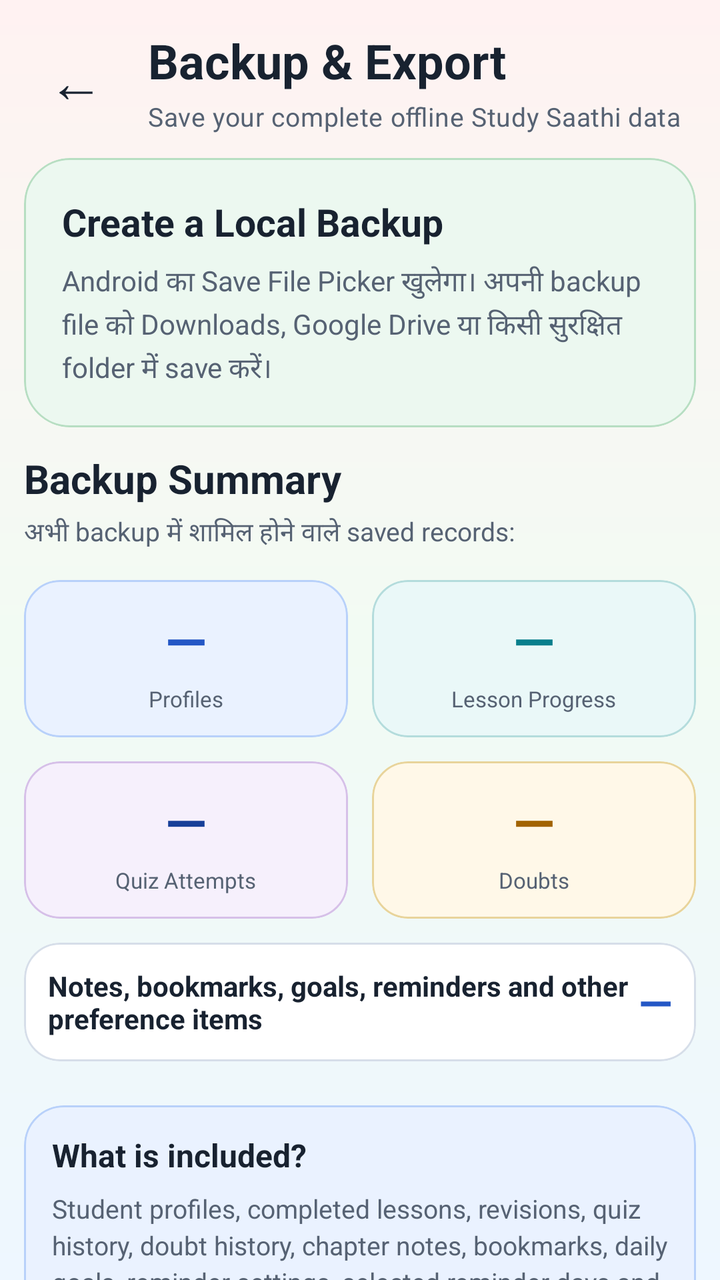
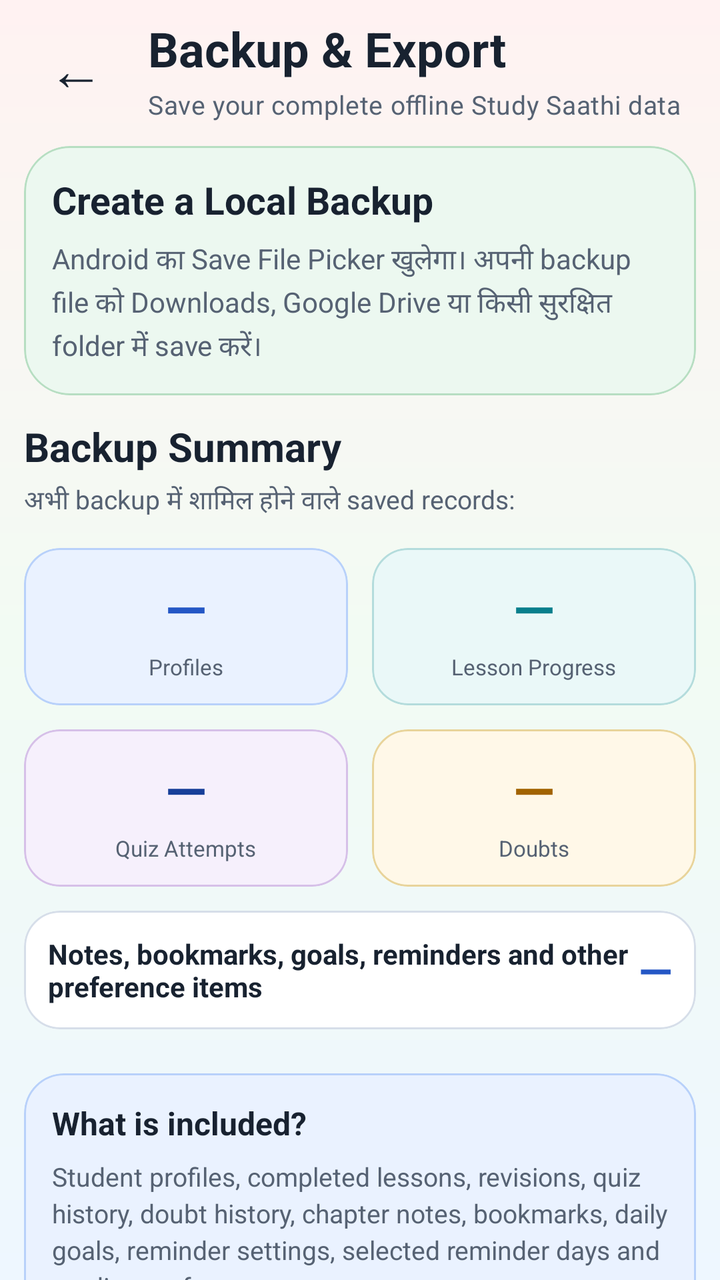

Screens rendered from an Android XML layout before and after an edit, with the pre-edit source and the edit as a unified diff.
<!-- AndroidManifest.xml: application theme Theme.StudySaathi -->
<!-- res/layout/activity_backup_export.xml -->
<?xml version="1.0" encoding="utf-8"?>
<androidx.coordinatorlayout.widget.CoordinatorLayout xmlns:android="http://schemas.android.com/apk/res/android"
    xmlns:app="http://schemas.android.com/apk/res-auto"
    android:id="@+id/backupExportRoot"
    android:layout_width="match_parent"
    android:layout_height="match_parent"
    android:background="@drawable/bg_app_soft_mix">

    <androidx.core.widget.NestedScrollView
        android:id="@+id/contentBackupExport"
        android:layout_width="match_parent"
        android:layout_height="match_parent"
        android:clipToPadding="false"
        android:fillViewport="true"
        android:overScrollMode="never">

        <LinearLayout
            android:layout_width="match_parent"
            android:layout_height="wrap_content"
            android:orientation="vertical"
            android:paddingStart="12dp"
            android:paddingTop="14dp"
            android:paddingEnd="12dp"
            android:paddingBottom="12dp">

            <LinearLayout
                android:layout_width="match_parent"
                android:layout_height="wrap_content"
                android:gravity="center_vertical"
                android:orientation="horizontal">

                <com.google.android.material.button.MaterialButton
                    android:id="@+id/buttonBack"
                    style="@style/Widget.Material3.Button.TextButton"
                    android:layout_width="52dp"
                    android:layout_height="52dp"
                    android:contentDescription="@string/back"
                    android:insetLeft="0dp"
                    android:insetTop="0dp"
                    android:insetRight="0dp"
                    android:insetBottom="0dp"
                    android:minWidth="0dp"
                    android:text="←"
                    android:textColor="@color/ss_text_primary"
                    android:textSize="28sp"
                    app:cornerRadius="16dp" />

                <LinearLayout
                    android:layout_width="0dp"
                    android:layout_height="wrap_content"
                    android:layout_marginStart="10dp"
                    android:layout_weight="1"
                    android:orientation="vertical">

                    <TextView
                        style="@style/TextAppearance.StudySaathi.Heading"
                        android:layout_width="match_parent"
                        android:layout_height="wrap_content"
                        android:text="@string/backup_export_title"
                        android:textSize="24sp" />

                    <TextView
                        style="@style/TextAppearance.StudySaathi.Body"
                        android:layout_width="match_parent"
                        android:layout_height="wrap_content"
                        android:layout_marginTop="3dp"
                        android:text="@string/backup_export_subtitle"
                        android:textSize="13sp" />

                </LinearLayout>

            </LinearLayout>

            <com.google.android.material.card.MaterialCardView
                android:layout_width="match_parent"
                android:layout_height="wrap_content"
                android:layout_marginTop="12dp"
                app:cardBackgroundColor="@color/ss_green_soft"
                app:cardCornerRadius="23dp"
                app:cardElevation="0dp"
                app:strokeColor="@color/ss_green_border"
                app:strokeWidth="1dp">

                <LinearLayout
                    android:layout_width="match_parent"
                    android:layout_height="wrap_content"
                    android:orientation="vertical"
                    android:padding="19dp">

                    <TextView
                        android:layout_width="match_parent"
                        android:layout_height="wrap_content"
                        android:fontFamily="sans-serif-rounded"
                        android:text="@string/backup_intro_title"
                        android:textColor="@color/ss_text_primary"
                        android:textSize="19sp"
                        android:textStyle="bold" />

                    <TextView
                        android:layout_width="match_parent"
                        android:layout_height="wrap_content"
                        android:layout_marginTop="7dp"
                        android:fontFamily="sans-serif"
                        android:lineSpacingExtra="3dp"
                        android:text="@string/backup_intro_description"
                        android:textColor="@color/ss_text_secondary"
                        android:textSize="14sp" />

                </LinearLayout>

            </com.google.android.material.card.MaterialCardView>

            <TextView
                android:layout_width="match_parent"
                android:layout_height="wrap_content"
                android:layout_marginTop="12dp"
                android:fontFamily="sans-serif-rounded"
                android:text="@string/backup_summary_title"
                android:textColor="@color/ss_text_primary"
                android:textSize="20sp"
                android:textStyle="bold" />

            <TextView
                android:layout_width="match_parent"
                android:layout_height="wrap_content"
                android:layout_marginTop="4dp"
                android:text="@string/backup_summary_description"
                android:textColor="@color/ss_text_secondary"
                android:textSize="13sp" />

            <LinearLayout
                android:layout_width="match_parent"
                android:layout_height="wrap_content"
                android:layout_marginTop="14dp"
                android:orientation="horizontal">

                <com.google.android.material.card.MaterialCardView
                    android:layout_width="0dp"
                    android:layout_height="wrap_content"
                    android:layout_marginEnd="6dp"
                    android:layout_weight="1"
                    app:cardBackgroundColor="@color/ss_blue_soft"
                    app:cardCornerRadius="18dp"
                    app:cardElevation="0dp"
                    app:strokeColor="@color/ss_blue_border"
                    app:strokeWidth="1dp">

                    <LinearLayout
                        android:layout_width="match_parent"
                        android:layout_height="wrap_content"
                        android:gravity="center"
                        android:orientation="vertical"
                        android:padding="12dp">

                        <TextView
                            android:id="@+id/textBackupProfiles"
                            android:layout_width="wrap_content"
                            android:layout_height="wrap_content"
                            android:text="—"
                            android:textColor="@color/ss_primary"
                            android:textSize="27sp"
                            android:textStyle="bold" />

                        <TextView
                            android:layout_width="wrap_content"
                            android:layout_height="wrap_content"
                            android:layout_marginTop="4dp"
                            android:text="@string/backup_profiles_label"
                            android:textColor="@color/ss_text_secondary"
                            android:textSize="11sp" />

                    </LinearLayout>

                </com.google.android.material.card.MaterialCardView>

                <com.google.android.material.card.MaterialCardView
                    android:layout_width="0dp"
                    android:layout_height="wrap_content"
                    android:layout_marginStart="6dp"
                    android:layout_weight="1"
                    app:cardBackgroundColor="@color/ss_teal_soft"
                    app:cardCornerRadius="18dp"
                    app:cardElevation="0dp"
                    app:strokeColor="@color/ss_teal_border"
                    app:strokeWidth="1dp">

                    <LinearLayout
                        android:layout_width="match_parent"
                        android:layout_height="wrap_content"
                        android:gravity="center"
                        android:orientation="vertical"
                        android:padding="12dp">

                        <TextView
                            android:id="@+id/textBackupLessons"
                            android:layout_width="wrap_content"
                            android:layout_height="wrap_content"
                            android:text="—"
                            android:textColor="@color/ss_secondary"
                            android:textSize="27sp"
                            android:textStyle="bold" />

                        <TextView
                            android:layout_width="wrap_content"
                            android:layout_height="wrap_content"
                            android:layout_marginTop="4dp"
                            android:text="@string/backup_lessons_label"
                            android:textColor="@color/ss_text_secondary"
                            android:textSize="11sp" />

                    </LinearLayout>

                </com.google.android.material.card.MaterialCardView>

            </LinearLayout>

            <LinearLayout
                android:layout_width="match_parent"
                android:layout_height="wrap_content"
                android:layout_marginTop="12dp"
                android:orientation="horizontal">

                <com.google.android.material.card.MaterialCardView
                    android:layout_width="0dp"
                    android:layout_height="wrap_content"
                    android:layout_marginEnd="6dp"
                    android:layout_weight="1"
                    app:cardBackgroundColor="@color/ss_purple_soft"
                    app:cardCornerRadius="18dp"
                    app:cardElevation="0dp"
                    app:strokeColor="@color/ss_purple_border"
                    app:strokeWidth="1dp">

                    <LinearLayout
                        android:layout_width="match_parent"
                        android:layout_height="wrap_content"
                        android:gravity="center"
                        android:orientation="vertical"
                        android:padding="12dp">

                        <TextView
                            android:id="@+id/textBackupQuizzes"
                            android:layout_width="wrap_content"
                            android:layout_height="wrap_content"
                            android:text="—"
                            android:textColor="@color/ss_primary_dark"
                            android:textSize="27sp"
                            android:textStyle="bold" />

                        <TextView
                            android:layout_width="wrap_content"
                            android:layout_height="wrap_content"
                            android:layout_marginTop="4dp"
                            android:text="@string/backup_quizzes_label"
                            android:textColor="@color/ss_text_secondary"
                            android:textSize="11sp" />

                    </LinearLayout>

                </com.google.android.material.card.MaterialCardView>

                <com.google.android.material.card.MaterialCardView
                    android:layout_width="0dp"
                    android:layout_height="wrap_content"
                    android:layout_marginStart="6dp"
                    android:layout_weight="1"
                    app:cardBackgroundColor="@color/ss_yellow_soft"
                    app:cardCornerRadius="18dp"
                    app:cardElevation="0dp"
                    app:strokeColor="@color/ss_yellow_border"
                    app:strokeWidth="1dp">

                    <LinearLayout
                        android:layout_width="match_parent"
                        android:layout_height="wrap_content"
                        android:gravity="center"
                        android:orientation="vertical"
                        android:padding="12dp">

                        <TextView
                            android:id="@+id/textBackupDoubts"
                            android:layout_width="wrap_content"
                            android:layout_height="wrap_content"
                            android:text="—"
                            android:textColor="@color/ss_warning"
                            android:textSize="27sp"
                            android:textStyle="bold" />

                        <TextView
                            android:layout_width="wrap_content"
                            android:layout_height="wrap_content"
                            android:layout_marginTop="4dp"
                            android:text="@string/backup_doubts_label"
                            android:textColor="@color/ss_text_secondary"
                            android:textSize="11sp" />

                    </LinearLayout>

                </com.google.android.material.card.MaterialCardView>

            </LinearLayout>

            <com.google.android.material.card.MaterialCardView
                android:layout_width="match_parent"
                android:layout_height="wrap_content"
                android:layout_marginTop="12dp"
                app:cardBackgroundColor="@color/ss_surface"
                app:cardCornerRadius="18dp"
                app:cardElevation="0dp"
                app:strokeColor="@color/ss_outline"
                app:strokeWidth="1dp">

                <LinearLayout
                    android:layout_width="match_parent"
                    android:layout_height="wrap_content"
                    android:gravity="center_vertical"
                    android:orientation="horizontal"
                    android:padding="12dp">

                    <TextView
                        android:layout_width="0dp"
                        android:layout_height="wrap_content"
                        android:layout_weight="1"
                        android:text="@string/backup_preferences_label"
                        android:textColor="@color/ss_text_primary"
                        android:textSize="14sp"
                        android:textStyle="bold" />

                    <TextView
                        android:id="@+id/textBackupPreferenceItems"
                        android:layout_width="wrap_content"
                        android:layout_height="wrap_content"
                        android:text="—"
                        android:textColor="@color/ss_primary"
                        android:textSize="22sp"
                        android:textStyle="bold" />

                </LinearLayout>

            </com.google.android.material.card.MaterialCardView>

            <com.google.android.material.card.MaterialCardView
                android:layout_width="match_parent"
                android:layout_height="wrap_content"
                android:layout_marginTop="22dp"
                app:cardBackgroundColor="@color/ss_blue_soft"
                app:cardCornerRadius="20dp"
                app:cardElevation="0dp"
                app:strokeColor="@color/ss_blue_border"
                app:strokeWidth="1dp">

                <LinearLayout
                    android:layout_width="match_parent"
                    android:layout_height="wrap_content"
                    android:orientation="vertical"
                    android:padding="14dp">

                    <TextView
                        android:layout_width="match_parent"
                        android:layout_height="wrap_content"
                        android:text="@string/backup_included_title"
                        android:textColor="@color/ss_text_primary"
                        android:textSize="16sp"
                        android:textStyle="bold" />

                    <TextView
                        android:layout_width="match_parent"
                        android:layout_height="wrap_content"
                        android:layout_marginTop="7dp"
                        android:lineSpacingExtra="3dp"
                        android:text="@string/backup_included_description"
                        android:textColor="@color/ss_text_secondary"
                        android:textSize="13sp" />

                </LinearLayout>

            </com.google.android.material.card.MaterialCardView>

            <com.google.android.material.card.MaterialCardView
                android:layout_width="match_parent"
                android:layout_height="wrap_content"
                android:layout_marginTop="14dp"
                app:cardBackgroundColor="@color/ss_red_soft"
                app:cardCornerRadius="20dp"
                app:cardElevation="0dp"
                app:strokeColor="@color/ss_red_border"
                app:strokeWidth="1dp">

                <LinearLayout
                    android:layout_width="match_parent"
                    android:layout_height="wrap_content"
                    android:orientation="vertical"
                    android:padding="14dp">

                    <TextView
                        android:layout_width="match_parent"
                        android:layout_height="wrap_content"
                        android:text="@string/backup_privacy_title"
                        android:textColor="@color/ss_error"
                        android:textSize="16sp"
                        android:textStyle="bold" />

                    <TextView
                        android:layout_width="match_parent"
                        android:layout_height="wrap_content"
                        android:layout_marginTop="7dp"
                        android:lineSpacingExtra="3dp"
                        android:text="@string/backup_privacy_description"
                        android:textColor="@color/ss_text_secondary"
                        android:textSize="13sp" />

                </LinearLayout>

            </com.google.android.material.card.MaterialCardView>

            <TextView
                android:id="@+id/textLastBackup"
                android:layout_width="match_parent"
                android:layout_height="wrap_content"
                android:layout_marginTop="12dp"
                android:gravity="center"
                android:text="@string/backup_last_backup_none"
                android:textColor="@color/ss_text_secondary"
                android:textSize="13sp" />

            <com.google.android.material.button.MaterialButton
                android:id="@+id/buttonCreateBackup"
                style="@style/Widget.StudySaathi.Button.Primary"
                android:layout_width="match_parent"
                android:layout_height="wrap_content"
                android:layout_marginTop="15dp"
                android:text="@string/backup_create_button"
                android:textAllCaps="false"
                android:textSize="16sp" />

        </LinearLayout>

    </androidx.core.widget.NestedScrollView>

    <com.google.android.material.progressindicator.CircularProgressIndicator
        android:id="@+id/progressBackupExport"
        android:layout_width="48dp"
        android:layout_height="48dp"
        android:layout_gravity="center"
        android:visibility="gone"
        app:indicatorColor="@color/ss_primary"
        app:indicatorSize="48dp"
        app:trackColor="@color/ss_blue_soft"
        app:trackThickness="5dp" />

</androidx.coordinatorlayout.widget.CoordinatorLayout>
<!-- resources referenced by this layout -->
<resources>
  <color name="ss_blue_border">#B8D1FA</color>
  <color name="ss_blue_soft">#EAF2FF</color>
  <color name="ss_error">#BA1A1A</color>
  <color name="ss_green_border">#B7DEC2</color>
  <color name="ss_green_soft">#ECF8F0</color>
  <color name="ss_outline">#D6DEE9</color>
  <color name="ss_primary">#2457C5</color>
  <color name="ss_primary_dark">#173F99</color>
  <color name="ss_purple_border">#D6C0E8</color>
  <color name="ss_purple_soft">#F6F0FC</color>
  <color name="ss_red_border">#E9BDBD</color>
  <color name="ss_red_soft">#FFF0F0</color>
  <color name="ss_secondary">#087F8C</color>
  <color name="ss_surface">#FFFFFF</color>
  <color name="ss_teal_border">#B4DCDC</color>
  <color name="ss_teal_soft">#EAF8F8</color>
  <color name="ss_text_primary">#182230</color>
  <color name="ss_text_secondary">#566273</color>
  <color name="ss_warning">#A26300</color>
  <color name="ss_yellow_border">#E8D49B</color>
  <color name="ss_yellow_soft">#FFF8E8</color>
  <string name="back">Back</string>
  <string name="backup_create_button">
          Choose Location &amp; Create Backup
      </string>
  <string name="backup_doubts_label">
          Doubts
      </string>
  <string name="backup_export_subtitle">
          Save your complete offline Study Saathi data
      </string>
  <string name="backup_export_title">
          Backup &amp; Export
      </string>
  <string name="backup_included_description">
          Student profiles, completed lessons, revisions, quiz history, doubt history, chapter notes, bookmarks, daily goals, reminder settings, selected reminder days and reading preferences।
      </string>
  <string name="backup_included_title">
          What is included?
      </string>
  <string name="backup_intro_description">
          Android का Save File Picker खुलेगा। अपनी backup file को Downloads, Google Drive या किसी सुरक्षित folder में save करें।
      </string>
  <string name="backup_intro_title">
          Create a Local Backup
      </string>
  <string name="backup_last_backup_none">
          No backup created from this device yet
      </string>
  <string name="backup_lessons_label">
          Lesson Progress
      </string>
  <string name="backup_preferences_label">
          Notes, bookmarks, goals, reminders and other preference items
      </string>
  <string name="backup_privacy_description">
          यह JSON backup encrypted नहीं है। इसमें student names, notes और asked doubts हो सकते हैं। इसे public group या unknown person के साथ share न करें।
      </string>
  <string name="backup_privacy_title">
          Keep this file private
      </string>
  <string name="backup_profiles_label">
          Profiles
      </string>
  <string name="backup_quizzes_label">
          Quiz Attempts
      </string>
  <string name="backup_summary_description">
          अभी backup में शामिल होने वाले saved records:
      </string>
  <string name="backup_summary_title">
          Backup Summary
      </string>
  <style name="TextAppearance.StudySaathi.Body" parent="TextAppearance.Material3.BodyMedium">
          <item name="android:fontFamily">sans-serif</item>
          <item name="fontFamily">sans-serif</item>
          <item name="android:textColor">@color/ss_text_secondary</item>
      </style>
  <style name="TextAppearance.StudySaathi.Heading" parent="TextAppearance.Material3.HeadlineSmall">
          <item name="android:fontFamily">sans-serif-rounded</item>
          <item name="fontFamily">sans-serif-rounded</item>
          <item name="android:textStyle">bold</item>
          <item name="android:textColor">@color/ss_text_primary</item>
      </style>
  <color name="ss_on_primary">#FFFFFF</color>
  <color name="ss_on_secondary">#FFFFFF</color>
  <color name="ss_tertiary">#8A5A00</color>
  <color name="ss_on_tertiary">#FFFFFF</color>
  <color name="ss_background">#F7F9FC</color>
  <color name="ss_surface_soft">#F0F4FA</color>
  <color name="white">#FFFFFFFF</color>
  <!-- unchanged entries left out for length: 3 -->
</resources>

<!-- the commit's change to res/layout/activity_backup_export.xml (unified diff, before → after) -->
@@ -19,7 +19,7 @@
             android:layout_height="wrap_content"
             android:orientation="vertical"
             android:paddingStart="12dp"
-            android:paddingTop="14dp"
+            android:paddingTop="8dp"
             android:paddingEnd="12dp"
             android:paddingBottom="12dp">
 
@@ -85,7 +85,7 @@
                     android:layout_width="match_parent"
                     android:layout_height="wrap_content"
                     android:orientation="vertical"
-                    android:padding="19dp">
+                    android:padding="14dp">
 
                     <TextView
                         android:layout_width="match_parent"
